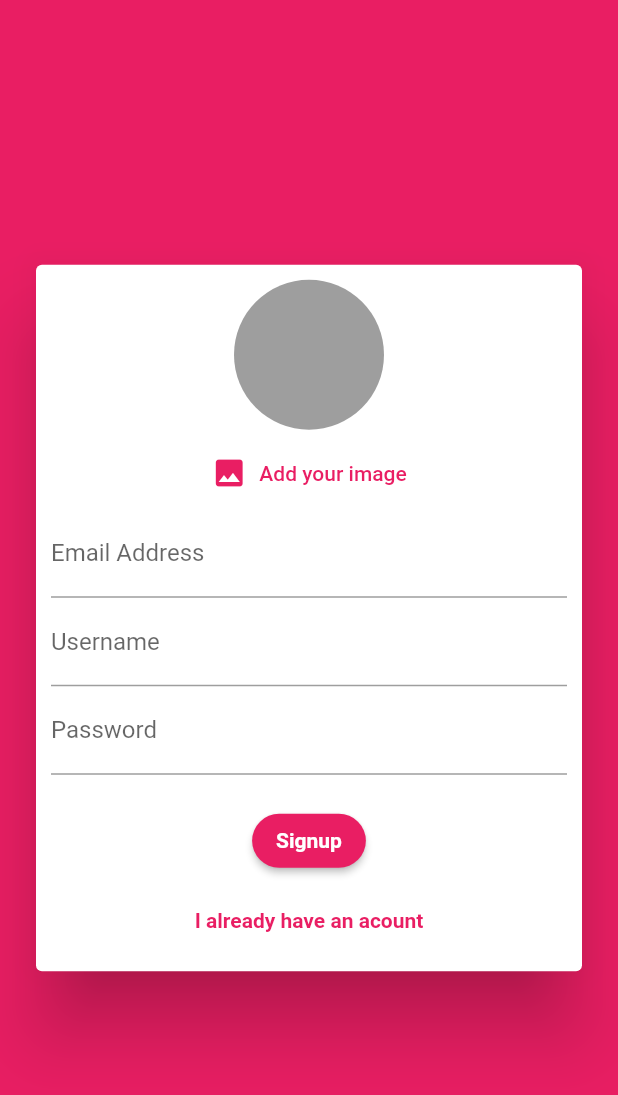
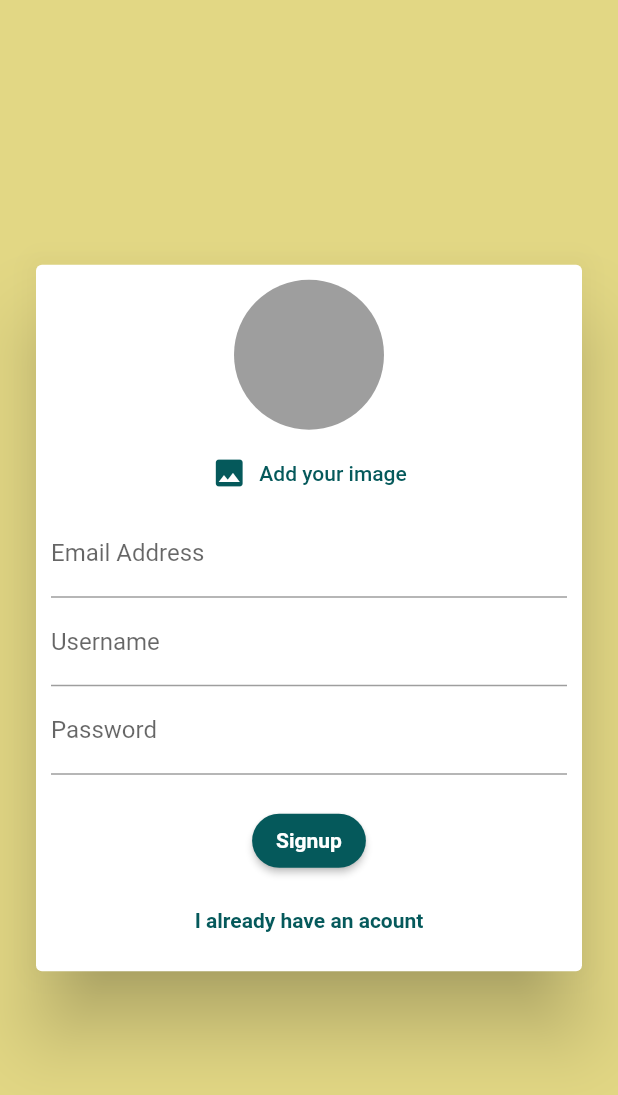
Before and after one commit to AbdelrahmanMagdy84/Amazing-chat-flutter-app, a Flutter app: the screen it shows after launch, on a phone screen of 412 x 824 dp. Shown: the top 1095 px of the screen. Run offline on Flutter 3.47's test engine with Material 2 defaults, Android fonts, the phone set to English and light mode, and no system bars; our stand-ins replace cloud_firestore, firebase_auth, firebase_core, firebase_storage, image_picker; accounts and stored records are empty.

Commit message:
restyling the app

```diff
--- a/lib/main.dart
+++ b/lib/main.dart
@@ -10,17 +10,16 @@ void main() {
 
 class CustomTextStyle {
   static TextStyle customHeadline6(BuildContext context) {
-    return TextStyle(
-      color: Colors.white,
+    return const TextStyle(
+      color: Color(0xFFF5F5F5),
       fontSize: 16,
     );
   }
-  //   Theme.of(context)
-  //       .textTheme
-  //       .headline6!
-  //       .copyWith(color: Colors.white, fontSize: 16);
-  // }
+
 }
+
+Color secondery = Color(0xFFE2D784);
+Color primary = Color(0xFF05595B);
 
 class MyApp extends StatelessWidget {
   @override
@@ -30,36 +29,30 @@ class MyApp extends StatelessWidget {
       title: 'Amazing Chat',
       theme: theme.copyWith(
         appBarTheme: AppBarTheme(
-          backgroundColor: Colors.pink,
+          backgroundColor: primary,
         ),
         textButtonTheme: TextButtonThemeData(style: TextButton.styleFrom()),
-        iconTheme: IconThemeData(color: Colors.pink),
+        iconTheme: IconThemeData(color: primary),
         elevatedButtonTheme: ElevatedButtonThemeData(
           style: ElevatedButton.styleFrom(
-            primary: Colors.pink,
+            primary: primary,
             shape: RoundedRectangleBorder(
               borderRadius: BorderRadius.circular(20),
             ),
           ),
         ),
         colorScheme: theme.colorScheme.copyWith(
-          primary: Colors.pink,
-          background: Colors.pink,
-          secondary: Colors.deepPurple,
-          brightness: ThemeData.estimateBrightnessForColor(Colors.deepPurple),
+          primary: primary,
+          background: secondery,
+          secondary: secondery,
+
         ),
-        // textTheme: TextTheme(
-        //   headline6: Theme.of(context)
-        //       .textTheme
-        //       .headline6!
-        //       .copyWith(color: Colors.black, fontSize: 16),
-        // ),
       ),
       home: FutureBuilder(
         future: Firebase.initializeApp(),
         builder: (context, snapshot) {
           if (snapshot.connectionState == ConnectionState.waiting) {
-            return Scaffold(
+            return const Scaffold(
               body: Center(
                 child: CircularProgressIndicator(),
               ),
--- a/lib/screens/auth_screen.dart
+++ b/lib/screens/auth_screen.dart
@@ -23,12 +23,11 @@ class _AuthScreenState extends State<AuthScreen> {
     required String email,
     required String username,
     required String password,
-    required File image,
+    required File? image,
     required bool isLogin,
     required BuildContext ctx,
   }) async {
     UserCredential userCredential;
-
     final auth = FirebaseAuth.instance;
     try {
       toggleIsLoading();
@@ -42,7 +41,7 @@ class _AuthScreenState extends State<AuthScreen> {
             .ref()
             .child("users_images")
             .child(userCredential.user!.uid + '.jpg');
-        await ref.putFile(image).whenComplete(() => null);
+        await ref.putFile(image!).whenComplete(() => null);
         final imageUrl = await ref.getDownloadURL();
         await FirebaseFirestore.instance
             .collection('users')
--- a/lib/widgets/auth/auth_form.dart
+++ b/lib/widgets/auth/auth_form.dart
@@ -9,7 +9,7 @@ class AuthForm extends StatefulWidget {
       {required String email,
       required String username,
       required String password,
-      required File image,
+      required File? image,
       required bool isLogin,
       required BuildContext ctx}) submitFun;
   final bool isLoading;
@@ -40,15 +40,15 @@ class _AuthFormState extends State<AuthForm> {
           email: userEmail.trim(),
           username: userName.trim(),
           password: userPassword.trim(),
-          image: pickedImage!,
+          image: pickedImage,
           isLogin: isLogin,
           ctx: context);
     }
   }
 
   Future<File?> chooseImage() async {
-    XFile? tempFile =
-        await ImagePicker().pickImage(source: ImageSource.gallery,imageQuality: 50,maxWidth:150 );
+    XFile? tempFile = await ImagePicker().pickImage(
+        source: ImageSource.gallery, imageQuality: 50, maxWidth: 150);
     pickedImage = File(tempFile!.path);
     return pickedImage;
   }
@@ -70,7 +70,7 @@ class _AuthFormState extends State<AuthForm> {
                   child: Column(
                     mainAxisSize: MainAxisSize.min,
                     children: [
-                      ImageAuth(chooseImage),
+                      if (!isLogin) ImageAuth(chooseImage),
                       TextFormField(
                         key: ValueKey('email'),
                         validator: (value) {
@@ -119,6 +119,7 @@ class _AuthFormState extends State<AuthForm> {
                       if (widget.isLoading) CircularProgressIndicator(),
                       if (!widget.isLoading)
                         ElevatedButton(
+
                           onPressed: () {
                             _trySubmit();
                           },
```
Also changed, not shown: lib/screens/chat_screen.dart (+5 -16 lines), lib/widgets/chat/new_message.dart (+9 -2 lines), lib/widgets/chat/single_message_widget.dart (+43 -17 lines).
